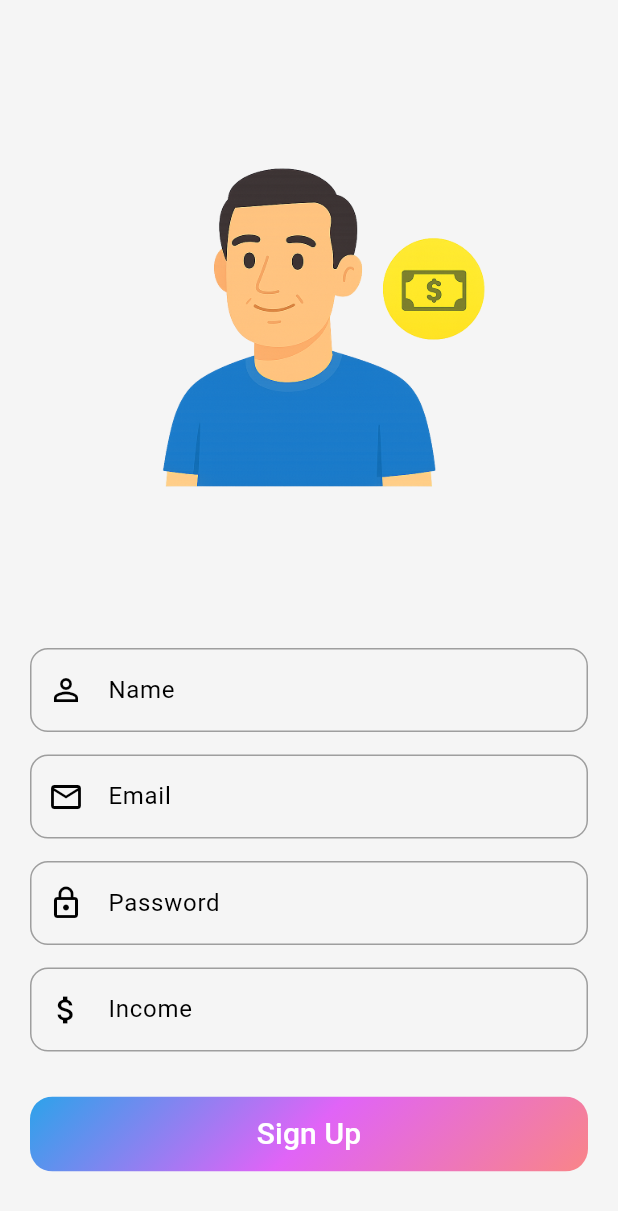
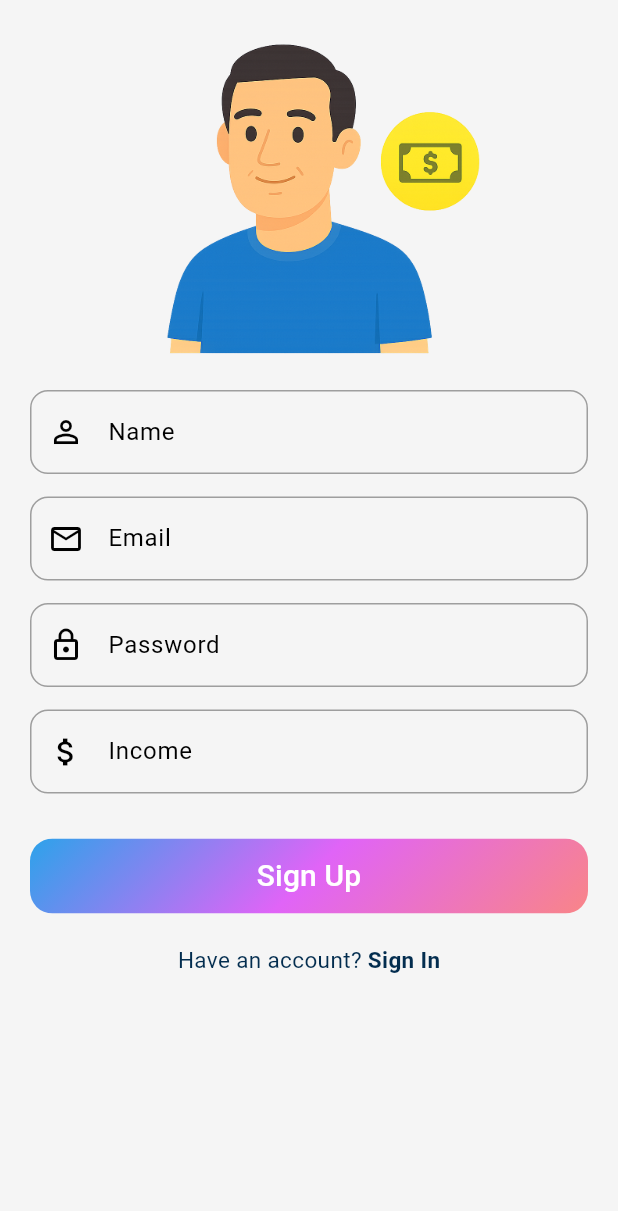
Before and after one commit to Fatma-kabil/MoneyNest, a Flutter app: the screen it shows after launch, on a phone screen of 412 x 824 dp. Shown: the top 1211 px of the screen. Run offline on Flutter 3.47's test engine with Material 3 defaults, Android fonts, the phone set to English and light mode, and no system bars; our stand-ins replace bloc, cloud_firestore, firebase_core, fl_chart, flutter_bloc, flutter_colorpicker; accounts and stored records are empty.

```diff
--- /dev/null
+++ b/devtools_options.yaml
@@ -0,0 +1,3 @@
+description: This file stores settings for Dart & Flutter DevTools.
+documentation: https://docs.flutter.dev/tools/devtools/extensions#configure-extension-enablement-states
+extensions:
--- a/lib/features/auth/presentation/views/sign_up_page.dart
+++ b/lib/features/auth/presentation/views/sign_up_page.dart
@@ -15,7 +15,7 @@
 
   @override
   Widget build(BuildContext context) {
-    final screenHeight = MediaQuery.of(context).size.height;
+
 
     return Scaffold(
       body: SafeArea(
@@ -24,13 +24,15 @@
           child: SingleChildScrollView(
             child: Column(
               children: [
-                SizedBox(
-                  height: screenHeight * 0.5,
-                  child: Image.asset(
-                    'assets/images/auth.png',
-                    fit: BoxFit.fitHeight,
+                ClipRect(
+                  child: Align(
+                    alignment: Alignment.center,
+                    heightFactor: 0.6, // قص من تحت
+                    widthFactor: 0.9, // قص من الجوانب
+                    child: Image.asset('assets/images/auth.png', height: 400),
                   ),
                 ),
+
                 SignUpForm(
                   formKey: _formKey,
                   nameController: nameController,
```
Also changed, not shown: lib/features/auth/domain/entites/sign_up_enitity.dart (added, +8 -0 lines).
